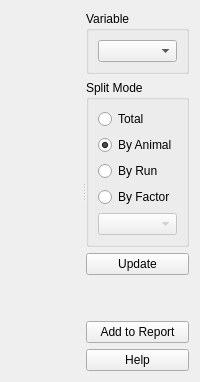
First picture: the form in tse_analytics/views/analysis/normality/normality_widget.ui, repository TSE-Systems/tse-analytics, before the edit.
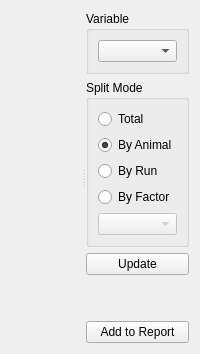
Second picture: the form after the edit. Icons and pictures are not drawn. Custom widgets are drawn as their Qt base class.

Patch:
```diff
--- a/tse_analytics/views/analysis/normality/normality_widget.ui
+++ b/tse_analytics/views/analysis/normality/normality_widget.ui
@@ -105,17 +105,6 @@
          </property>
         </widget>
        </item>
-       <item>
-        <widget class="QPushButton" name="pushButtonHelp">
-         <property name="text">
-          <string>Help</string>
-         </property>
-         <property name="icon">
-          <iconset resource="../../../../resources/resources.qrc">
-           <normaloff>:/icons/icons8-help-16.png</normaloff>:/icons/icons8-help-16.png</iconset>
-         </property>
-        </widget>
-       </item>
       </layout>
      </widget>
     </widget>
```
